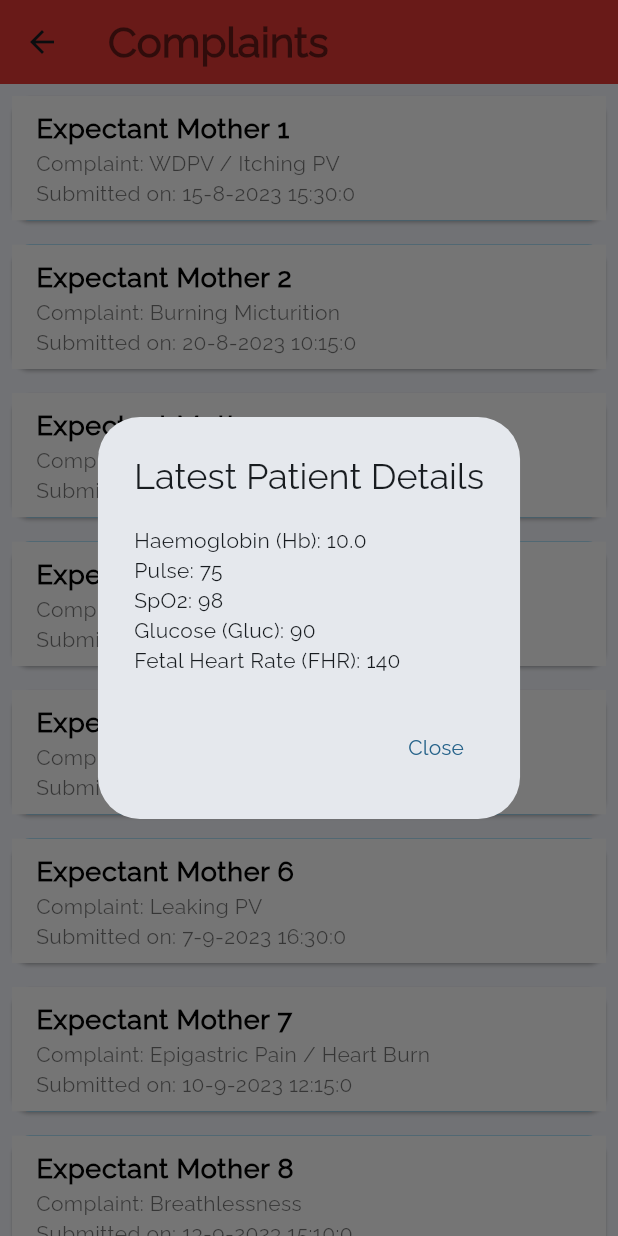
After one commit to adityakumar9358/TaayiMagu, a Flutter app: the ComplaintsList screen opened by its route, after a tap on "Expectant Mother 1", on a phone screen of 412 x 824 dp. The commit adds this screen. Run offline on Flutter 3.47's test engine with Material 3 defaults, Android fonts, the phone set to English and light mode, and no system bars; our stand-ins replace fl_chart; missing offline and left inert: dart:ffi; generated files the repository leaves out were written again.

Commit message:
Complaint List for Asha Worker

```diff
--- a/lib/main.dart
+++ b/lib/main.dart
@@ -14,6 +14,7 @@ import 'screens/delay_screen.dart';
 import 'screens/monthwise_delay_screen.dart';
 import 'screens/warnings.dart';
 import 'screens/hb_chart_screen.dart';
+import 'screens/complaints_list_screen.dart';
 
 void main() {
   runApp(const MainApp());
@@ -70,6 +71,7 @@ class _MainAppState extends State<MainApp> {
         '/delay': (context) => const MonthwiseDelay(),
         '/warnings': (context) => const Warnings(),
         '/hbchart': (context) => const HbChart(),
+        '/complaints_list': (context) => const ComplaintsList(),
       },
     );
   }
--- a/lib/screens/caretaker_screen.dart
+++ b/lib/screens/caretaker_screen.dart
@@ -133,6 +133,15 @@ class _CareTakerScreenState extends State<CareTakerScreen> {
                         text: 'Haemoglobin Chart',
                         color: Colors.teal),
                   ),
+                  GestureDetector(
+                    onTap: () {
+                      Navigator.pushNamed(context,'/complaints_list');
+                    },
+                    child: const ButtonContainer(
+                        icon: Icons.feedback_outlined,
+                        text: 'Complaints',
+                        color: Colors.purple),
+                  ),
                 ],
               ),
             ),
--- /dev/null
+++ b/lib/screens/complaints_list_screen.dart
@@ -0,0 +1,134 @@
+import 'package:flutter/material.dart';
+import 'package:haem_suraksha/utils/helper_functions.dart';
+import 'dart:math';
+
+class ComplaintsList extends StatefulWidget {
+  const ComplaintsList({Key? key}) : super(key: key);
+
+  @override
+  State<ComplaintsList> createState() => _ComplaintsListState();
+}
+
+List<String> categories = [
+  'Pain Abdomen / Backache',
+  'Intermittent Abdominal tightening',
+  'Leaking PV',
+  'Bleeding PV / Spotting PV',
+  'WDPV / Itching PV',
+  'Burning Micturition',
+  'Giddiness / Fatigue',
+  'Headache',
+  'Vomiting',
+  'Blurring of Vision',
+  'Epigastric Pain / Heart Burn',
+  'Breathlessness'
+];
+
+class Patient {
+  final String name;
+  final DateTime ComplainDateTime;
+  final double hb;
+  final int pulse;
+  final int spo2;
+  final int gluc;
+  final int fhr;
+
+  Patient(this.name, this.ComplainDateTime,this.hb,this.pulse,this.spo2,this.gluc,this.fhr);
+}
+
+class _ComplaintsListState extends State<ComplaintsList> {
+  final List<Patient> patients = [
+    Patient('Expectant Mother 1', DateTime.parse('2023-08-15 15:30:00'),10.0 as double,75,98,90,140),
+    Patient('Expectant Mother 2', DateTime.parse('2023-08-20 10:15:00'),13.6 as double,85,98,90,140),
+    Patient('Expectant Mother 3', DateTime.parse('2023-08-25 14:00:00'),12.9 as double,95,93,90,140),
+    Patient('Expectant Mother 4', DateTime.parse('2023-09-01 11:30:00'),13.2 as double,90,98,160,140),
+    Patient('Expectant Mother 5', DateTime.parse('2023-09-05 10:15:00'),14.5 as double,105,98,90,110),
+    Patient('Expectant Mother 6', DateTime.parse('2023-09-07 16:30:00'),15.1 as double,65,98,90,100),
+    Patient('Expectant Mother 7', DateTime.parse('2023-09-10 12:15:00'),15.5 as double,96,97,90,150),
+    Patient('Expectant Mother 8', DateTime.parse('2023-09-13 15:10:00'),16.2 as double,97,99,80,140),
+    Patient('Expectant Mother 9', DateTime.parse('2023-09-14 13:01:00'),13.6 as double,98,98,99,144),
+    Patient('Expectant Mother 10', DateTime.parse('2023-09-30 11:35:00'),12.9 as double,99,99,70,157),
+    Patient('Expectant Mother 11', DateTime.parse('2023-10-02 15:05:00'),0.0 as double,90,95,78,141),
+  ];
+
+  Random random = Random();
+
+  @override
+  Widget build(BuildContext context) {
+    return Scaffold(
+      appBar: AppBar(
+        title: Text('Complaints',style: TextStyle(
+                  fontSize: 28.0,
+                  fontWeight: FontWeight.bold,
+                  color: Colors.black54,
+                ),
+                ),
+        backgroundColor: Colors.red[600],
+      ),
+      body: ListView.builder(
+        itemCount: patients.length,
+        itemBuilder: (context, index) {
+          final patient = patients[index];
+
+          int randomIndex = random.nextInt(categories.length);
+          String randomComplaint = categories[randomIndex];
+
+          return Card(
+            margin: EdgeInsets.all(8.0),
+            color: Colors.lightBlueAccent,
+            child: ListTile(
+              title: Text(
+                patient.name,
+                style: TextStyle(
+                  fontSize: 18.0,
+                  fontWeight: FontWeight.bold,
+                  color: Colors.black,
+                ),
+              ),
+              subtitle: Text(
+                'Complaint: $randomComplaint'
+                '\nSubmitted on: ${HelperFunctions.formatDateTime(patient.ComplainDateTime)}',
+                style: TextStyle(
+                  fontSize: 14.0,
+                  color: Colors.black54,
+                ),
+              ),
+              tileColor: Colors.white,
+              onTap: () {
+                _showPatientDetails(context, patient);
+              },
+            ),
+          );
+        },
+      ),
+    );
+  }
+
+   void _showPatientDetails(BuildContext context, Patient patient) {
+    showDialog(
+      context: context,
+      builder: (context) => AlertDialog(
+        title: Text('Latest Patient Details'),
+        content: Column(
+          crossAxisAlignment: CrossAxisAlignment.start,
+          mainAxisSize: MainAxisSize.min,
+          children: [
+            Text('Haemoglobin (Hb): ${patient.hb}'),
+            Text('Pulse: ${patient.pulse}'),
+            Text('SpO2: ${patient.spo2}'),
+            Text('Glucose (Gluc): ${patient.gluc}'),
+            Text('Fetal Heart Rate (FHR): ${patient.fhr}'),
+          ],
+        ),
+        actions: [
+          TextButton(
+            onPressed: () {
+              Navigator.pop(context);
+            },
+            child: Text('Close'),
+          ),
+        ],
+      ),
+    );
+  }
+}
--- a/lib/screens/hb_chart_screen.dart
+++ b/lib/screens/hb_chart_screen.dart
@@ -61,12 +61,11 @@ class _HbChartState extends State<HbChart> {
                     return;
                   }
 
-                  // Handle category selection
                   setState(() {
                     selectedCategory = getCategoryFromIndex(pieTouchResponse.touchedSection!.touchedSectionIndex);
                   });
 
-                  // Show the list of patients for the selected category
+                  //list of patients for the selected category
                   _showPatientsForCategory(context, selectedCategory);
                 }),
               ),
@@ -110,7 +109,7 @@ class _HbChartState extends State<HbChart> {
       return PieChartSectionData(
         color: color,
         value: value,
-        title: '$category\n${(value * 100).toStringAsFixed(2)}%', // Display category and percentage
+        title: '$category\n${(value * 100).toStringAsFixed(2)}%',
         radius: 70,
         titleStyle: TextStyle(fontSize: 14, fontWeight: FontWeight.bold, color: Colors.black),
       );
--- a/lib/screens/monthwise_delay_screen.dart
+++ b/lib/screens/monthwise_delay_screen.dart
@@ -68,7 +68,7 @@ Widget build(BuildContext context) {
       automaticallyImplyLeading: false,
     ),
     body: ListView.builder(
-      itemCount: groupedPatients.keys.length, // Corrected line
+      itemCount: groupedPatients.keys.length,
       itemBuilder: (context, index) {
         final monthYear = groupedPatients.keys.elementAt(index);
         final patientsInMonth = groupedPatients[monthYear] ?? [];
--- a/lib/screens/warnings.dart
+++ b/lib/screens/warnings.dart
@@ -75,7 +75,7 @@ class _WarningsState extends State<Warnings> {
   }
 
   Color _getPatientColor(Patient patient) {
-    // Set color based on vital sign values
+    //color based on vital sign values
     if (patient.hb < 12.0 || patient.hb > 15.5 || patient.hb == 0.0 ||
         patient.pulse < 60 || patient.pulse > 100 ||
         patient.spo2 < 95 || patient.spo2 > 100 ||
--- a/lib/utils/helper_functions.dart
+++ b/lib/utils/helper_functions.dart
@@ -15,4 +15,7 @@ class HelperFunctions {
     }
     return message;
   }
+   static String formatDateTime(DateTime dateTime) {
+    return '${dateTime.day}-${dateTime.month}-${dateTime.year} ${dateTime.hour}:${dateTime.minute}:${dateTime.second}';
+  }
 }
```
Also changed, not shown: lib/screens/simulator_screenshot_0CAA61AA-3417-4099-86C4-3C0DCACEF8AA.png (added).
